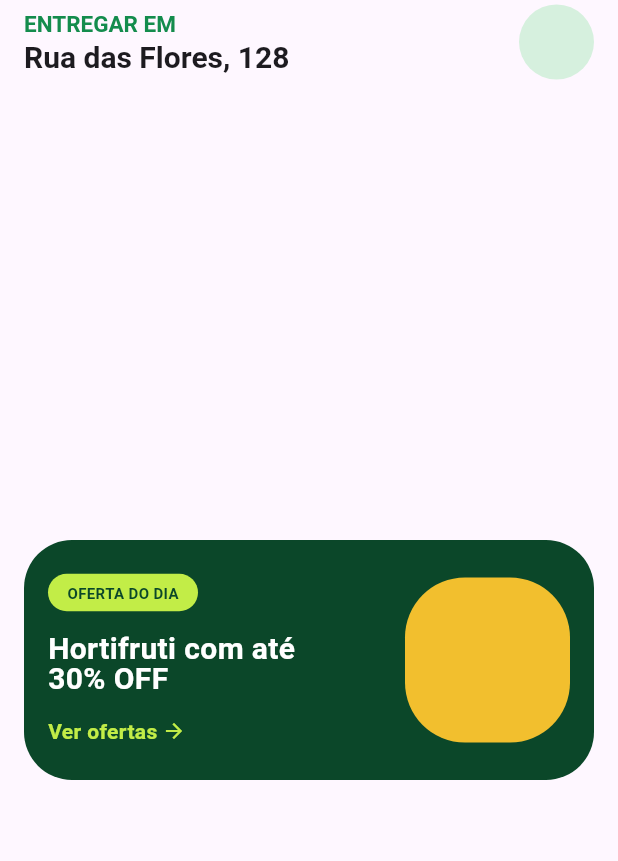
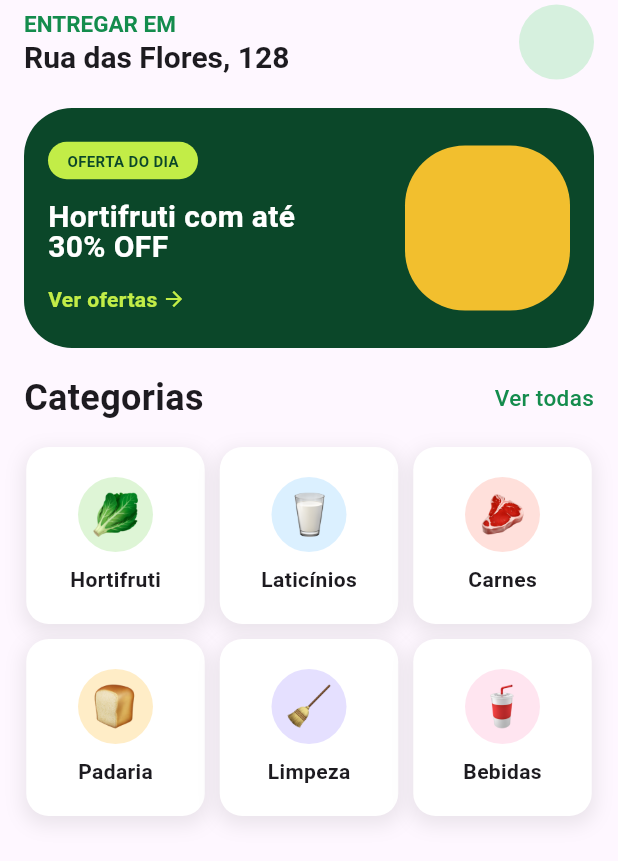
Before and after one commit to rafaeljordani/Telas_de_sistemas_de_mercado_em_flutter, a Flutter app: the screen it shows after launch, on a phone screen of 412 x 824 dp. Shown: the top 861 px of the screen. Run offline on Flutter 3.47's test engine with Material 3 defaults, Android fonts, the phone set to English and light mode, and no system bars.

Commit message:
feture/Categorias adicionada

```diff
--- a/lib/main.dart
+++ b/lib/main.dart
@@ -123,6 +123,72 @@ class MainApp extends StatelessWidget {
                   ),
                 ),
               ),
+
+              const Expanded(
+                child: Column(
+                  children: [
+                    Padding(
+                      padding: EdgeInsets.symmetric(vertical: 16.0),
+                      child: Row(
+                        mainAxisAlignment: MainAxisAlignment.spaceBetween,
+                        children: [
+                          Text(
+                            'Categorias',
+                            style: TextStyle(
+                              fontSize: 24,
+                              fontWeight: FontWeight.bold,
+                            ),
+                          ),
+                          Text(
+                            'Ver todas',
+                            style: TextStyle(
+                              fontSize: 15,
+                              fontWeight: FontWeight.w500,
+                              color: Color(0xff148C4D),
+                            ),
+                          ),
+                        ],
+                      ),
+                    ),
+                    Wrap(
+                      spacing: 10,
+                      runSpacing: 10,
+                      children: [
+                        ContainerCategoria(
+                          urlImg: 'assets/images/Folha.png',
+                          bagGrond: Color(0xffDEF5D6),
+                          texto: 'Hortifruti',
+                        ),
+                        ContainerCategoria(
+                          urlImg: 'assets/images/Asset.png',
+                          bagGrond: Color(0xffDBF0FF),
+                          texto: 'Laticínios',
+                        ),
+                        ContainerCategoria(
+                          urlImg: 'assets/images/Asset-2.png',
+                          bagGrond: Color(0xffFFE0DB),
+                          texto: 'Carnes',
+                        ),
+                        ContainerCategoria(
+                          urlImg: 'assets/images/Asset-3.png',
+                          bagGrond: Color(0xffFFEDC7),
+                          texto: 'Padaria',
+                        ),
+                        ContainerCategoria(
+                          urlImg: 'assets/images/Asset-4.png',
+                          bagGrond: Color(0xffE5E0FF),
+                          texto: 'Limpeza',
+                        ),
+                        ContainerCategoria(
+                          urlImg: 'assets/images/Asset-5.png',
+                          bagGrond: Color(0xffFFE5F0),
+                          texto: 'Bebidas',
+                        ),
+                      ],
+                    ),
+                  ],
+                ),
+              ),
             ],
           ),
         ),
@@ -130,3 +196,61 @@ class MainApp extends StatelessWidget {
     );
   }
 }
+
+class ContainerCategoria extends StatelessWidget {
+  const ContainerCategoria({
+    super.key,
+    required this.urlImg,
+    required this.bagGrond,
+    required this.texto,
+  });
+
+  final String urlImg;
+  final Color bagGrond;
+  final String texto;
+
+  @override
+  Widget build(BuildContext context) {
+    return Container(
+      width: 119,
+      decoration: BoxDecoration(
+        borderRadius: BorderRadius.circular(15),
+        color: const Color(0xffFFFFFF),
+        boxShadow: [
+          BoxShadow(
+            color: Colors.black.withAlpha(20),
+            blurRadius: 10,
+            spreadRadius: 2,
+            offset: const Offset(0, 4),
+          ),
+        ],
+      ),
+      child: Padding(
+        padding: const EdgeInsets.symmetric(vertical: 20),
+        child: Column(
+          children: [
+            Container(
+              height: 50,
+              width: 50,
+              decoration: BoxDecoration(
+                borderRadius: BorderRadius.circular(30),
+                color: bagGrond,
+              ),
+              child: Padding(
+                padding: const EdgeInsets.all(10.0),
+                child: Image.asset(urlImg, fit: BoxFit.contain),
+              ),
+            ),
+            Padding(
+              padding: const EdgeInsets.only(top: 8.0),
+              child: Text(
+                texto,
+                style: const TextStyle(fontWeight: FontWeight.bold),
+              ),
+            ),
+          ],
+        ),
+      ),
+    );
+  }
+}
--- a/pubspec.yaml
+++ b/pubspec.yaml
@@ -1,6 +1,6 @@
 name: flutter_aplication_mercado
 description: "A new Flutter project."
-publish_to: 'none'
+publish_to: "none"
 version: 0.1.0+1
 
 environment:
@@ -17,3 +17,6 @@ dev_dependencies:
 
 flutter:
   uses-material-design: true
+
+  assets:
+    - assets/images/
```
Also changed, not shown: assets/images/Asset-2.png (added), assets/images/Asset-3.png (added), assets/images/Asset-4.png (added), assets/images/Asset-5.png (added), assets/images/Asset.png (added), assets/images/Folha.png (added).
